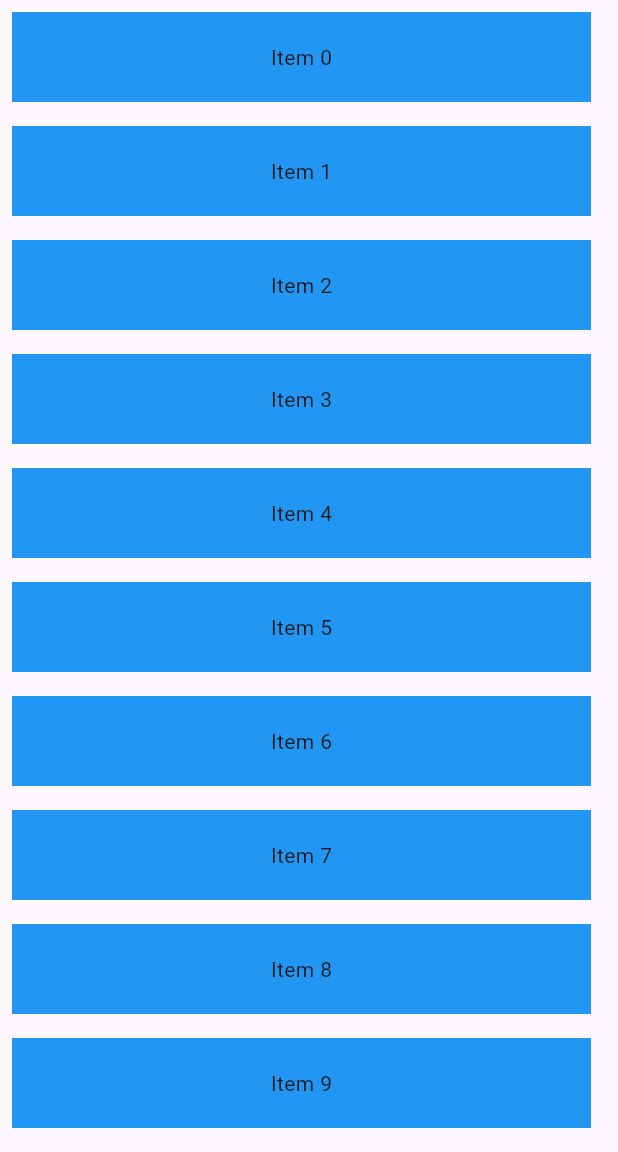
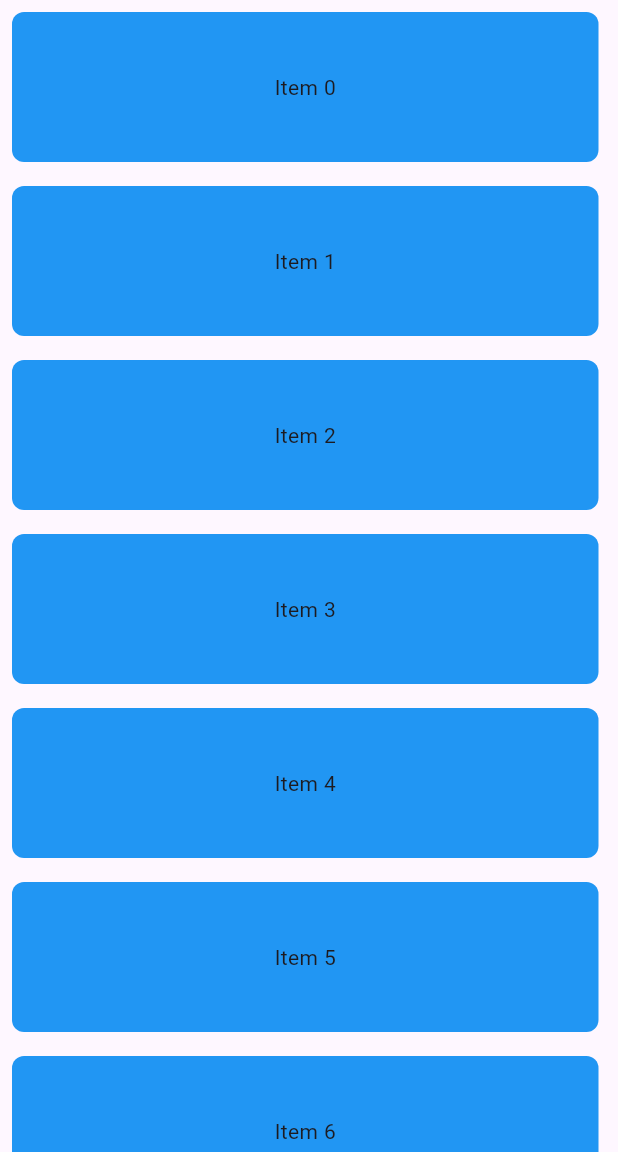
Before and after one commit to bixat/flexible_wrap, a Flutter app: the screen it shows after launch, on a phone screen of 412 x 824 dp, the part 84-1236 px from its top. Run offline on Flutter 3.47's test engine with Material 3 defaults, Android fonts, the phone set to English and light mode, and no system bars.

Commit message:
Wrap items with sized box with item width and extra width

```diff
--- a/example/lib/main.dart
+++ b/example/lib/main.dart
@@ -33,7 +33,7 @@ class MyHomePage extends StatefulWidget {
 
 class _MyHomePageState extends State<MyHomePage> {
   final padding = 8.0;
-  final spacing = 10.0;
+  final spacing = 5.0;
   final itemWidth = 380.0;
   @override
   Widget build(BuildContext context) {
@@ -42,18 +42,20 @@ class _MyHomePageState extends State<MyHomePage> {
         backgroundColor: Theme.of(context).colorScheme.inversePrimary,
         title: Text(widget.title),
       ),
-      body: FlexibleWrap(
+      body: SingleChildScrollView(
+        child: FlexibleWrap(
           length: 35, // Number of children to display
           runAlignment: WrapAlignment.start,
           crossAxisAlignment: WrapCrossAlignment.end,
           spacing: spacing,
-        builder: (int index, double itemExtraWidth) {
+          builder: (int index) {
             return Padding(
               padding: EdgeInsets.all(padding),
               child: Container(
-              height: 60,
+                height: 100,
+                decoration: BoxDecoration(
                     color: Colors.blue,
-              width: itemWidth + itemExtraWidth,
+                    borderRadius: BorderRadius.circular(8.0)),
                 child: Center(child: Text('Item $index')),
               ),
             );
@@ -64,6 +66,7 @@ class _MyHomePageState extends State<MyHomePage> {
           direction: Axis.horizontal, // Direction to arrange the children
           alignment: WrapAlignment.start, // Alignment of children within a run
         ),
+      ),
     );
   }
 }
--- a/lib/src/flexible_wrap_base.dart
+++ b/lib/src/flexible_wrap_base.dart
@@ -30,7 +30,7 @@ class FlexibleWrap extends StatelessWidget {
   final int length;
 
   /// The builder function to generate children with the given index and extra width.
-  final Widget Function(int index, double itemExtraWidth) builder;
+  final Widget Function(int index) builder;
 
   /// The width of each item in the wrap.
   final double itemWidth;
@@ -81,7 +81,10 @@ class FlexibleWrap extends StatelessWidget {
         verticalDirection: verticalDirection,
         runAlignment: runAlignment,
         children: List.generate(length, (index) {
-          return builder(index, extraWidth);
+          return SizedBox(
+            width: itemWidth + extraWidth,
+            child: builder(index),
+          );
         }),
       );
     });
```
Lines whose indentation alone changed are shown as unchanged.
